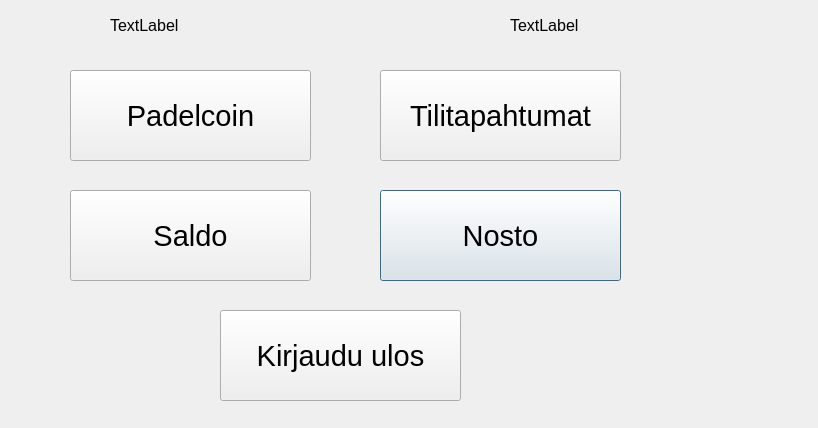
The window that bankautomat/Valikko.ui (tvt21kmo-bank-project/group_3) describes before a commit, drawn with Qt 5.
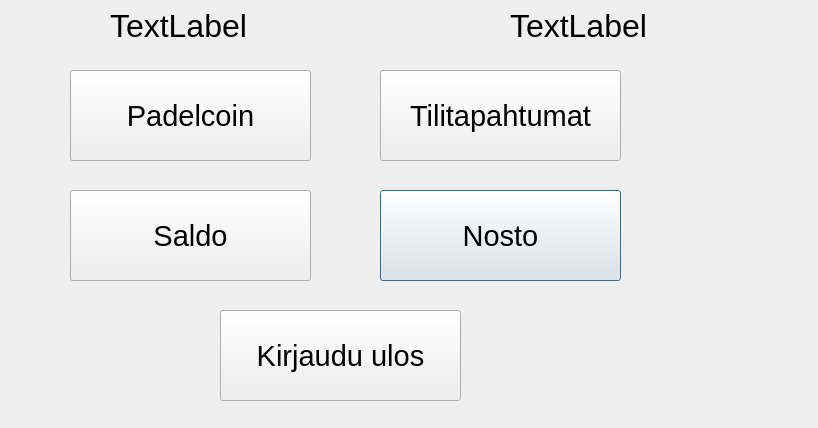
The same window after the commit.

The edit to the form file:
```diff
--- a/bankautomat/Valikko.ui
+++ b/bankautomat/Valikko.ui
@@ -269,7 +269,7 @@
    </property>
    <property name="font">
     <font>
-     <pointsize>12</pointsize>
+     <pointsize>24</pointsize>
     </font>
    </property>
    <property name="text">
@@ -287,7 +287,7 @@
    </property>
    <property name="font">
     <font>
-     <pointsize>12</pointsize>
+     <pointsize>24</pointsize>
     </font>
    </property>
    <property name="text">
```
